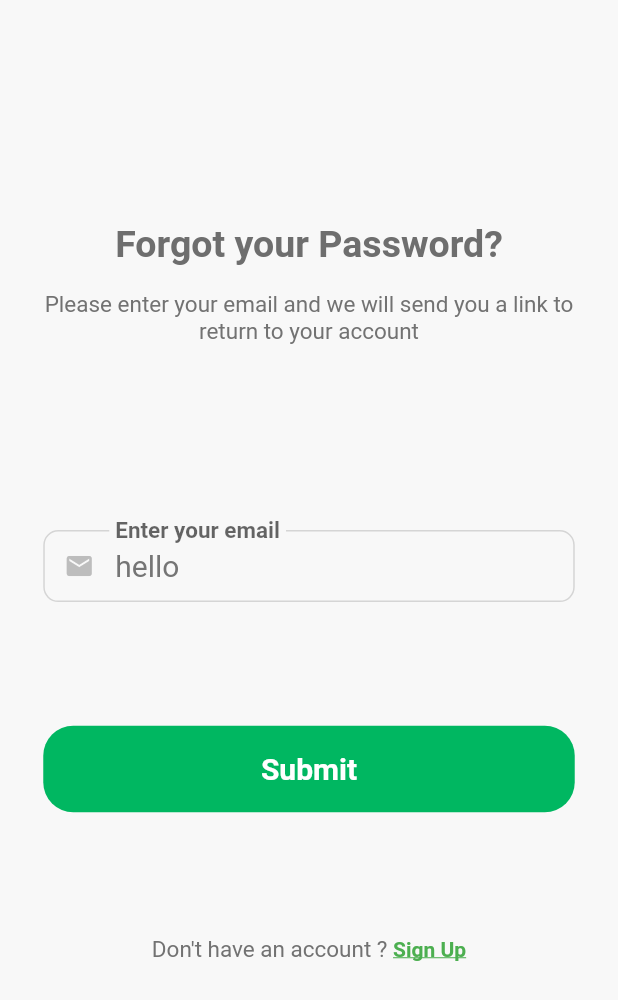
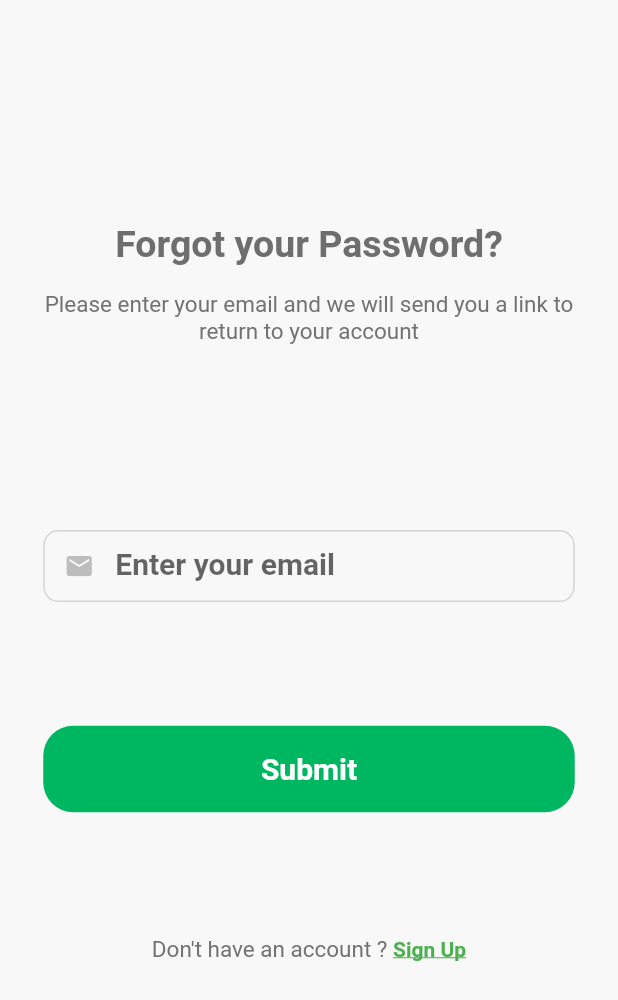
Before and after one commit to AsmaaNasserS/Plantopia-SolutionChallnge2021, a Flutter app: the ForgetPassword screen opened by its route, on a phone screen of 412 x 824 dp. Shown: the top 1000 px of the screen. Run offline on Flutter 3.47's test engine with Material 2 defaults, Android fonts, the phone set to English and light mode, and no system bars; our stand-ins replace cloud_firestore, firebase_auth, firebase_core, font_awesome_flutter, introduction_screen, material_design_icons_flutter and 1 more; missing offline and left inert: custom_switch; accounts and stored records are empty.

Commit message:
EditProfile edited

```diff
--- a/lib/view/widgets/textFormField.dart
+++ b/lib/view/widgets/textFormField.dart
@@ -32,7 +32,7 @@ class DefTextField extends StatelessWidget {
   Widget build(BuildContext context) {
     return TextFormField(
       maxLines: lines,
-      initialValue: 'hello',
+      initialValue: initialValue,
 
       style: TextStyle(
         color: Colors.grey.shade600,fontSize: 20
```
